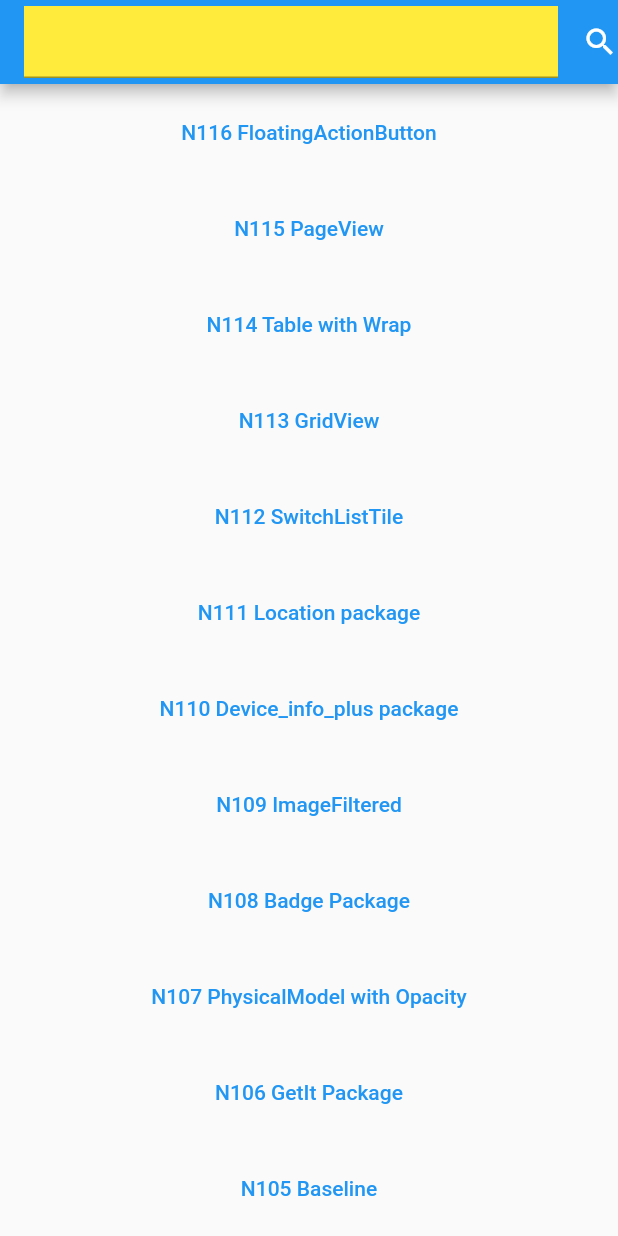
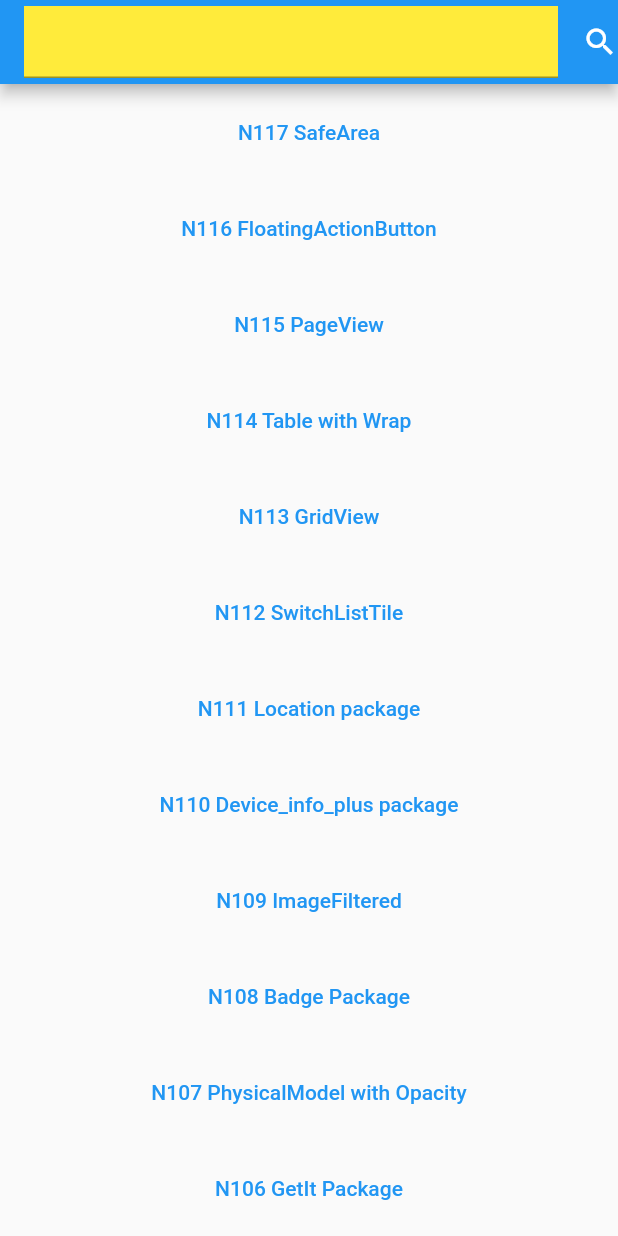
Before and after one commit to ychsue/my_flutter_test, a Flutter app: the screen it shows after launch, on a phone screen of 412 x 824 dp. Run offline on Flutter 3.47's test engine with Material 2 defaults, Android fonts, the phone set to English and light mode, and no system bars; our stand-ins replace animated_text_kit, badges, bloc, cached_network_image, connectivity_plus, device_info_plus and 12 more; missing offline and left inert: dart:html, resizable_widget; Roboto replaces fonts that are missing (Georgia).

Commit message:
SafeArea

```diff
--- a/lib/src/route/app_pages.dart
+++ b/lib/src/route/app_pages.dart
@@ -14,6 +14,7 @@ import 'package:test2/src/route/main_screens/n113_grid_view.dart';
 import 'package:test2/src/route/main_screens/n114_table.dart';
 import 'package:test2/src/route/main_screens/n115_page_view.dart';
 import 'package:test2/src/route/main_screens/n116_floating_action_button.dart';
+import 'package:test2/src/route/main_screens/n117_safearea_screen.dart';
 import 'package:test2/src/route/main_screens/n13_fadein_image_screen.dart';
 import 'package:test2/src/route/main_screens/n14_stream_builder_screen.dart';
 import 'package:test2/src/route/main_screens/n15_inherited_widget_screen.dart';
@@ -212,10 +213,15 @@ enum Routes {
   n114_table_with_wrap,
   n115_page_view,
   n116_floating_action_button,
+  n117_safearea,
 }
 
 abstract class AppPages {
   static final pages = [
+    GetPage(
+      name: Routes.n117_safearea.toLocation,
+      page: () => N117SafeareaScreen(),
+    ),
     GetPage(
       name: Routes.n116_floating_action_button.toLocation,
       page: () => N116FloatingActionButtonScreen(),
--- a/lib/src/route/main_screens/get_home_screen.dart
+++ b/lib/src/route/main_screens/get_home_screen.dart
@@ -61,6 +61,14 @@ class _GetHomeScreenState extends State<GetHomeScreen> {
               child: Container(
             child: ListView(
               children: [
+                if (checkQuery(Routes.n117_safearea.toString()))
+                  Container(
+                    margin: EdgeInsets.all(8.0),
+                    child: TextButton(
+                        onPressed: () =>
+                            Get.toNamed(Routes.n117_safearea.toLocation),
+                        child: Text("N117 SafeArea")),
+                  ),
                 if (checkQuery(Routes.n116_floating_action_button.toString()))
                   Container(
                     margin: EdgeInsets.all(8.0),
```
Also changed, not shown: lib/src/route/main_screens/n117_safearea_screen.dart (added, +20 -0 lines), 1 other file.
